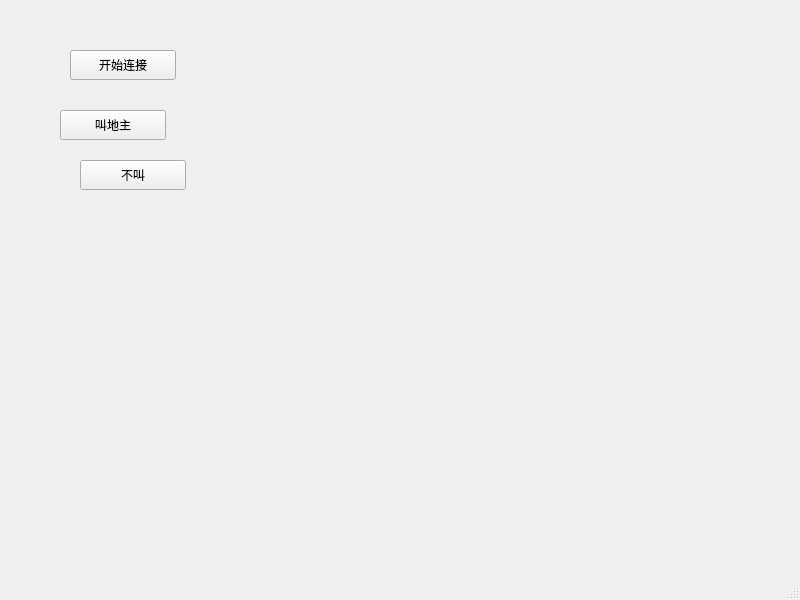
humuyan/Programming-and-Training, file week2/landlord/mainwindow.ui: the form before one commit.
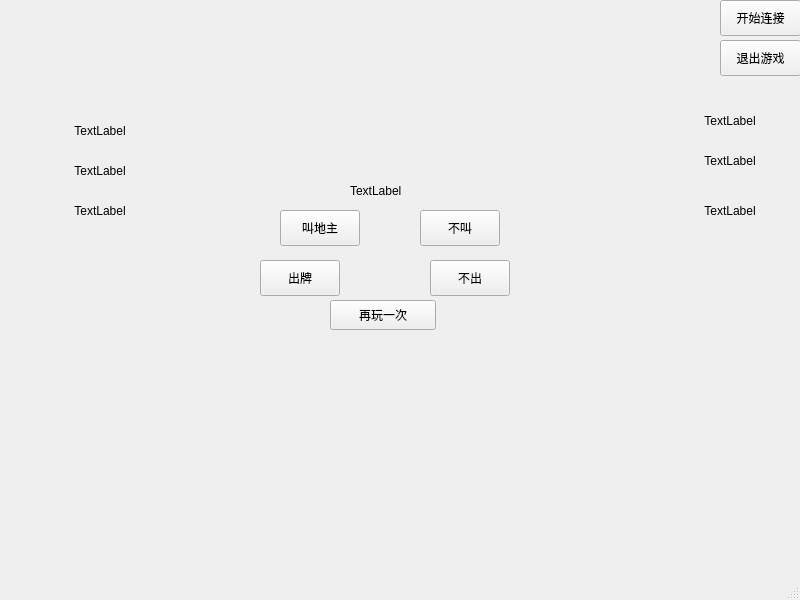
The form after the commit.

```diff
--- a/week2/landlord/mainwindow.ui
+++ b/week2/landlord/mainwindow.ui
@@ -17,10 +17,10 @@
    <widget class="QPushButton" name="startButton">
     <property name="geometry">
      <rect>
-      <x>70</x>
-      <y>50</y>
-      <width>106</width>
-      <height>30</height>
+      <x>720</x>
+      <y>0</y>
+      <width>81</width>
+      <height>36</height>
      </rect>
     </property>
     <property name="text">
@@ -30,10 +30,10 @@
    <widget class="QPushButton" name="callLandlordButton">
     <property name="geometry">
      <rect>
-      <x>60</x>
-      <y>110</y>
-      <width>106</width>
-      <height>30</height>
+      <x>280</x>
+      <y>210</y>
+      <width>80</width>
+      <height>36</height>
      </rect>
     </property>
     <property name="text">
@@ -43,16 +43,177 @@
    <widget class="QPushButton" name="noCallButton">
     <property name="geometry">
      <rect>
-      <x>80</x>
-      <y>160</y>
-      <width>106</width>
-      <height>30</height>
+      <x>420</x>
+      <y>210</y>
+      <width>80</width>
+      <height>36</height>
      </rect>
     </property>
     <property name="text">
      <string>不叫</string>
     </property>
    </widget>
+   <widget class="QLabel" name="rightLabel">
+    <property name="geometry">
+     <rect>
+      <x>690</x>
+      <y>110</y>
+      <width>80</width>
+      <height>21</height>
+     </rect>
+    </property>
+    <property name="text">
+     <string>TextLabel</string>
+    </property>
+    <property name="alignment">
+     <set>Qt::AlignCenter</set>
+    </property>
+   </widget>
+   <widget class="QLabel" name="leftLabel">
+    <property name="geometry">
+     <rect>
+      <x>60</x>
+      <y>120</y>
+      <width>80</width>
+      <height>21</height>
+     </rect>
+    </property>
+    <property name="text">
+     <string>TextLabel</string>
+    </property>
+    <property name="alignment">
+     <set>Qt::AlignCenter</set>
+    </property>
+   </widget>
+   <widget class="QLabel" name="myLabel">
+    <property name="geometry">
+     <rect>
+      <x>350</x>
+      <y>180</y>
+      <width>80</width>
+      <height>21</height>
+     </rect>
+    </property>
+    <property name="text">
+     <string>TextLabel</string>
+    </property>
+   </widget>
+   <widget class="QPushButton" name="exitButton">
+    <property name="geometry">
+     <rect>
+      <x>720</x>
+      <y>40</y>
+      <width>81</width>
+      <height>36</height>
+     </rect>
+    </property>
+    <property name="text">
+     <string>退出游戏</string>
+    </property>
+   </widget>
+   <widget class="QLabel" name="leftRestLabel">
+    <property name="geometry">
+     <rect>
+      <x>60</x>
+      <y>160</y>
+      <width>80</width>
+      <height>21</height>
+     </rect>
+    </property>
+    <property name="text">
+     <string>TextLabel</string>
+    </property>
+    <property name="alignment">
+     <set>Qt::AlignCenter</set>
+    </property>
+   </widget>
+   <widget class="QLabel" name="rightRestLabel">
+    <property name="geometry">
+     <rect>
+      <x>690</x>
+      <y>150</y>
+      <width>80</width>
+      <height>21</height>
+     </rect>
+    </property>
+    <property name="text">
+     <string>TextLabel</string>
+    </property>
+    <property name="alignment">
+     <set>Qt::AlignCenter</set>
+    </property>
+   </widget>
+   <widget class="QPushButton" name="playButton">
+    <property name="geometry">
+     <rect>
+      <x>260</x>
+      <y>260</y>
+      <width>80</width>
+      <height>36</height>
+     </rect>
+    </property>
+    <property name="text">
+     <string>出牌</string>
+    </property>
+   </widget>
+   <widget class="QPushButton" name="noPlayButton">
+    <property name="geometry">
+     <rect>
+      <x>430</x>
+      <y>260</y>
+      <width>80</width>
+      <height>36</height>
+     </rect>
+    </property>
+    <property name="text">
+     <string>不出</string>
+    </property>
+   </widget>
+   <widget class="QPushButton" name="restartButton">
+    <property name="geometry">
+     <rect>
+      <x>330</x>
+      <y>300</y>
+      <width>106</width>
+      <height>30</height>
+     </rect>
+    </property>
+    <property name="text">
+     <string>再玩一次</string>
+    </property>
+   </widget>
+   <widget class="QLabel" name="leftIdentityLabel">
+    <property name="geometry">
+     <rect>
+      <x>60</x>
+      <y>200</y>
+      <width>80</width>
+      <height>21</height>
+     </rect>
+    </property>
+    <property name="text">
+     <string>TextLabel</string>
+    </property>
+    <property name="alignment">
+     <set>Qt::AlignCenter</set>
+    </property>
+   </widget>
+   <widget class="QLabel" name="rightIdentityLabel">
+    <property name="geometry">
+     <rect>
+      <x>690</x>
+      <y>200</y>
+      <width>80</width>
+      <height>21</height>
+     </rect>
+    </property>
+    <property name="text">
+     <string>TextLabel</string>
+    </property>
+    <property name="alignment">
+     <set>Qt::AlignCenter</set>
+    </property>
+   </widget>
   </widget>
   <widget class="QMenuBar" name="menubar">
    <property name="geometry">
```
